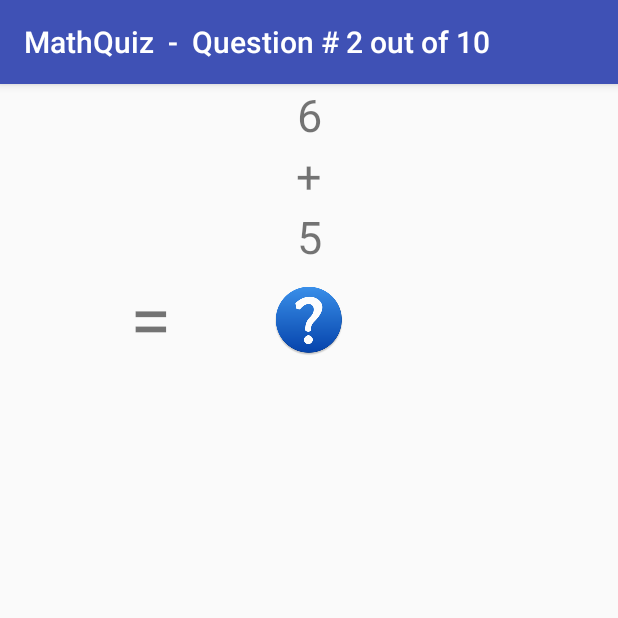
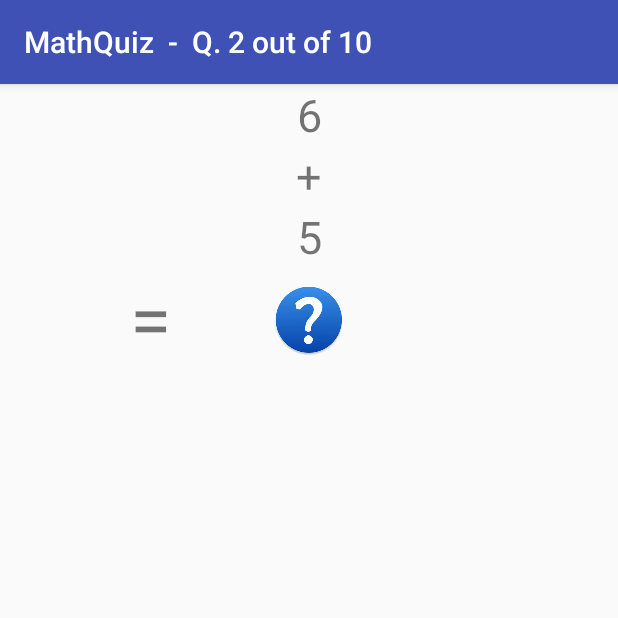
Before and after one commit to knair99/LayoutMathQuiz, an Android app: the fragment QuestionFragment shown on its own in the app's theme, on a phone screen of 412 x 824 dp, the top half of it. Run offline under Robolectric (Android 15) with nearby library versions, the phone set to English and light mode, and no system bars.

Commit message:
Latest working copy from nimma's laptop

```diff
--- a/app/src/main/java/com/example/nimma/mathquiz/QuestionFragment.java
+++ b/app/src/main/java/com/example/nimma/mathquiz/QuestionFragment.java
@@ -136,7 +136,7 @@ public class QuestionFragment extends Fragment {
         }
 
         //Set question number in action bar
-        String title = "MathQuiz  -  Question # " + numQuestionsSoFar + " out of 10";
+        String title = "MathQuiz  -  Q. " + numQuestionsSoFar + " out of 10";
         AppCompatActivity ab = (AppCompatActivity) getActivity();
         ab.getSupportActionBar().setTitle(title);
 
@@ -146,12 +146,10 @@ public class QuestionFragment extends Fragment {
         if(!bQuizOver) {
             //ScheduleNewTimer();
 
-            cdTimer = new CountDownTimer(5000, 1000) {
+            cdTimer = new CountDownTimer(TIME_REMAINING, 1000) {
 
                 public void onTick(long millisUntilFinished) {
-                    AppCompatActivity ab = (AppCompatActivity) getActivity();
-                    String title = ab.getSupportActionBar().getTitle().toString();
-                    title = title + " Time left : " + millisUntilFinished/1000;
+                    //Countdown logic here
                 }
 
                 public void onFinish() {
@@ -220,6 +218,9 @@ public class QuestionFragment extends Fragment {
         endTime = System.currentTimeMillis();
         TIME_REMAINING = QUESTION_TIMER - (endTime - startTime);
         outState.putLong(STR_TIME_REMAINING, TIME_REMAINING);
+
+        //Cancel timer again?
+        cdTimer.cancel();
     }
 
 
@@ -260,12 +261,14 @@ public class QuestionFragment extends Fragment {
 
             if(strAnsParsed != null && !strAnsParsed.trim().isEmpty()) {
                 if (Integer.parseInt(strAnsParsed) != numCorrectAnswer) {
+                    cdTimer.cancel();
                     SetImageForAnswer("wrong");
                     strLatestAnswer = strAnswerSoFar = "=";
                     MoveToNextQuestion();
                 }
             }
             else{
+                cdTimer.cancel();
                 SetImageForAnswer("wrong");
                 MoveToNextQuestion();
             }
```
